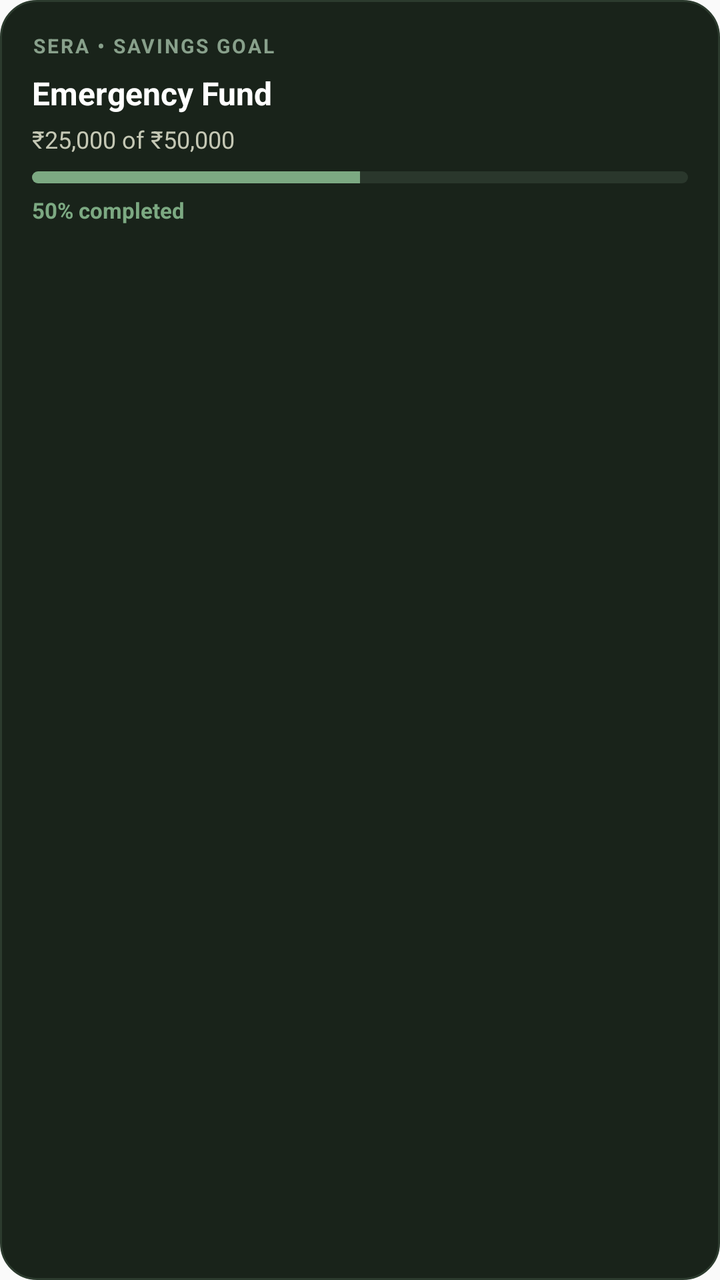
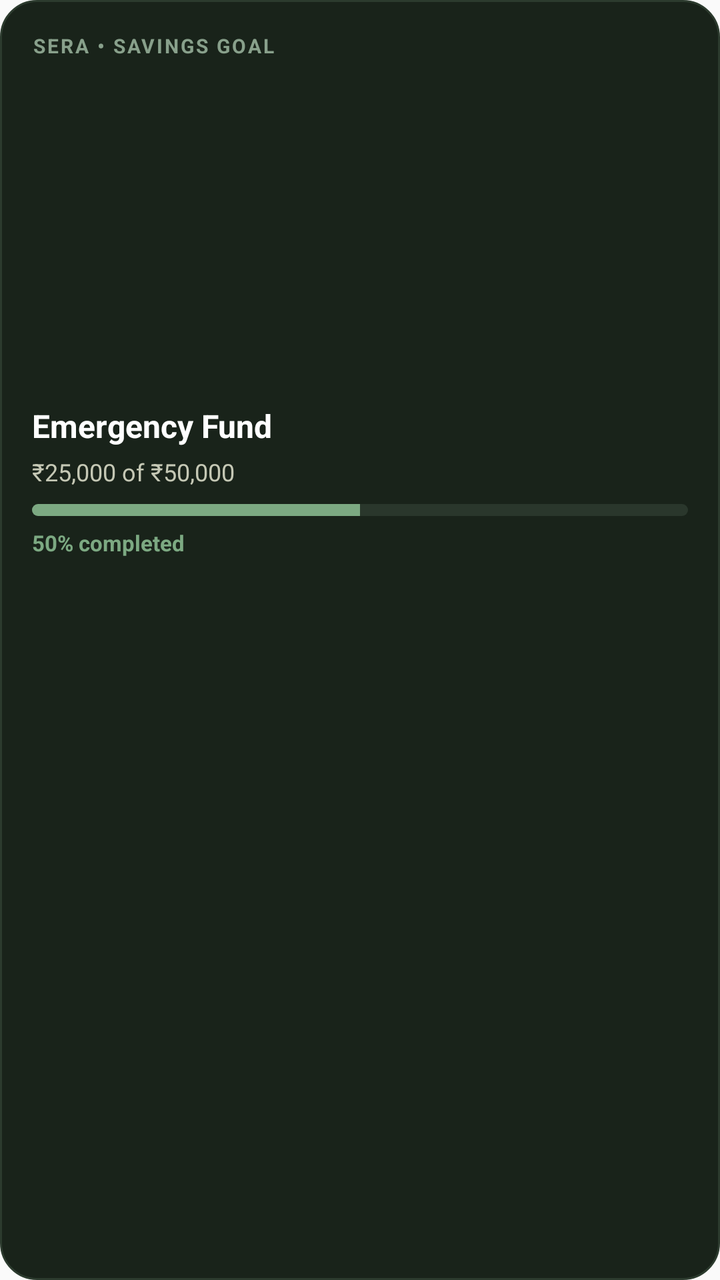

An Android layout rendered at two revisions. The XML below is the earlier revision; the diff shows what the commit changed to produce the second picture.
<!-- AndroidManifest.xml: application theme AppTheme -->
<!-- res/layout/sera_widget_goal.xml -->
<?xml version="1.0" encoding="utf-8"?>
<LinearLayout xmlns:android="http://schemas.android.com/apk/res/android"
    android:id="@+id/widget_goal_root"
    android:layout_width="match_parent"
    android:layout_height="match_parent"
    android:background="@drawable/widget_card_bg"
    android:orientation="vertical"
    android:padding="16dp">

    <TextView
        android:layout_width="wrap_content"
        android:layout_height="wrap_content"
        android:letterSpacing="0.1"
        android:text="SERA • SAVINGS GOAL"
        android:textColor="#88A08B"
        android:textSize="10sp"
        android:textStyle="bold" />

    <TextView
        android:id="@+id/widget_goal_title"
        android:layout_width="wrap_content"
        android:layout_height="wrap_content"
        android:layout_marginTop="6dp"
        android:ellipsize="end"
        android:maxLines="1"
        android:text="Emergency Fund"
        android:textColor="#FFFFFF"
        android:textSize="16sp"
        android:textStyle="bold" />

    <TextView
        android:id="@+id/widget_goal_amounts"
        android:layout_width="wrap_content"
        android:layout_height="wrap_content"
        android:layout_marginTop="4dp"
        android:text="₹25,000 of ₹50,000"
        android:textColor="#C5C8B5"
        android:textSize="12sp" />

    <ProgressBar
        android:id="@+id/widget_goal_progress"
        style="?android:attr/progressBarStyleHorizontal"
        android:layout_width="match_parent"
        android:layout_height="6dp"
        android:layout_marginTop="8dp"
        android:max="100"
        android:progress="50"
        android:progressDrawable="@drawable/widget_progress_bar" />

    <TextView
        android:id="@+id/widget_goal_percent"
        android:layout_width="wrap_content"
        android:layout_height="wrap_content"
        android:layout_marginTop="6dp"
        android:text="50% completed"
        android:textColor="#7CA982"
        android:textSize="11sp"
        android:textStyle="bold" />
</LinearLayout>
<!-- resources referenced by this layout -->
<resources>
  <!-- drawable widget_card_bg (drawable) -->
  <?xml version="1.0" encoding="utf-8"?>
  <shape xmlns:android="http://schemas.android.com/apk/res/android"
      android:shape="rectangle">
      <solid android:color="#19231A" />
      <corners android:radius="18dp" />
      <stroke
          android:width="1dp"
          android:color="#2C3B2E" />
  </shape>
  <!-- drawable widget_progress_bar (drawable) -->
  <?xml version="1.0" encoding="utf-8"?>
  <layer-list xmlns:android="http://schemas.android.com/apk/res/android">
      <item android:id="@android:id/background">
          <shape>
              <corners android:radius="4dp" />
              <solid android:color="#2A372C" />
          </shape>
      </item>
      <item android:id="@android:id/progress">
          <clip>
              <shape>
                  <corners android:radius="4dp" />
                  <solid android:color="#7CA982" />
              </shape>
          </clip>
      </item>
  </layer-list>
  <style name="AppTheme" parent="Theme.AppCompat.DayNight.NoActionBar">
          
          <item name="android:editTextBackground">@drawable/rn_edit_text_material</item>
      </style>
  <!-- drawable rn_edit_text_material (drawable) -->
  <?xml version="1.0" encoding="utf-8"?>
  <inset xmlns:android="http://schemas.android.com/apk/res/android"
         android:insetLeft="@dimen/abc_edit_text_inset_horizontal_material"
         android:insetRight="@dimen/abc_edit_text_inset_horizontal_material"
         android:insetTop="@dimen/abc_edit_text_inset_top_material"
         android:insetBottom="@dimen/abc_edit_text_inset_bottom_material"
         >
  
      <selector>
          
          <item android:state_enabled="false" android:drawable="@drawable/abc_textfield_default_mtrl_alpha"/>
          <item android:drawable="@drawable/abc_textfield_activated_mtrl_alpha"/>
      </selector>
  
  </inset>
</resources>

<!-- the commit's change to res/layout/sera_widget_goal.xml (unified diff, before → after) -->
@@ -10,17 +10,24 @@
     <TextView
         android:layout_width="wrap_content"
         android:layout_height="wrap_content"
+        android:ellipsize="end"
         android:letterSpacing="0.1"
+        android:maxLines="1"
         android:text="SERA • SAVINGS GOAL"
         android:textColor="#88A08B"
         android:textSize="10sp"
         android:textStyle="bold" />
 
+    
+    <View
+        android:layout_width="match_parent"
+        android:layout_height="0dp"
+        android:layout_weight="0.5" />
+
     <TextView
         android:id="@+id/widget_goal_title"
         android:layout_width="wrap_content"
         android:layout_height="wrap_content"
-        android:layout_marginTop="6dp"
         android:ellipsize="end"
         android:maxLines="1"
         android:text="Emergency Fund"
@@ -33,6 +40,8 @@
         android:layout_width="wrap_content"
         android:layout_height="wrap_content"
         android:layout_marginTop="4dp"
+        android:ellipsize="end"
+        android:maxLines="1"
         android:text="₹25,000 of ₹50,000"
         android:textColor="#C5C8B5"
         android:textSize="12sp" />
@@ -52,8 +61,15 @@
         android:layout_width="wrap_content"
         android:layout_height="wrap_content"
         android:layout_marginTop="6dp"
+        android:maxLines="1"
         android:text="50% completed"
         android:textColor="#7CA982"
         android:textSize="11sp"
         android:textStyle="bold" />
+
+    
+    <View
+        android:layout_width="match_parent"
+        android:layout_height="0dp"
+        android:layout_weight="1" />
 </LinearLayout>
